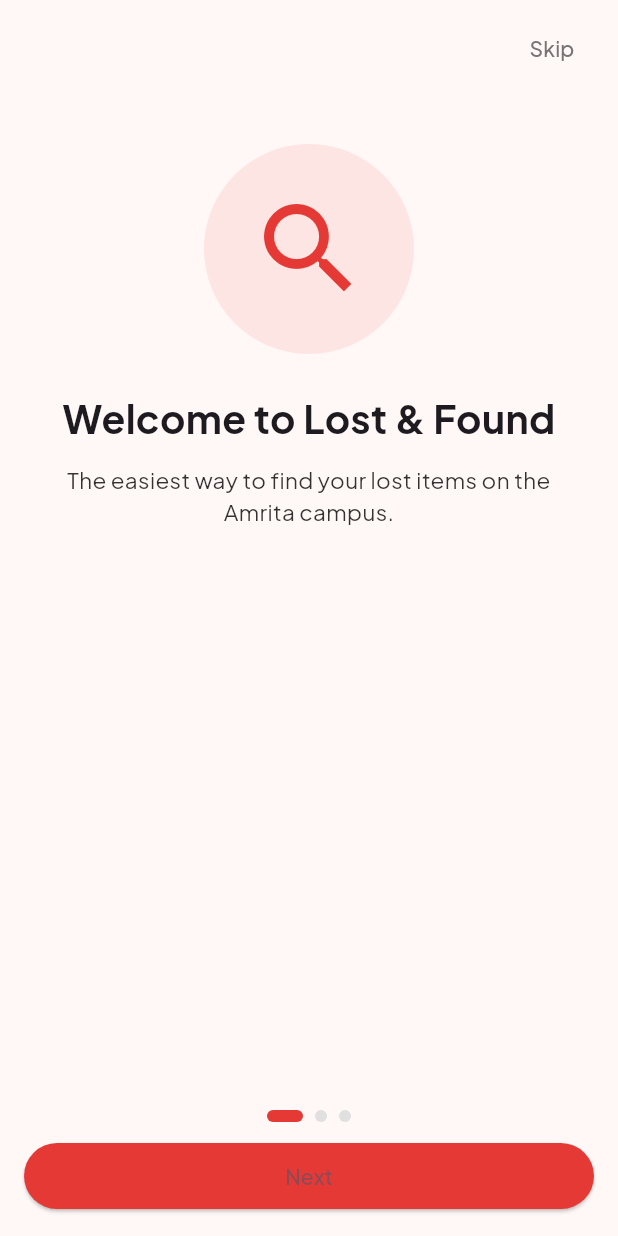
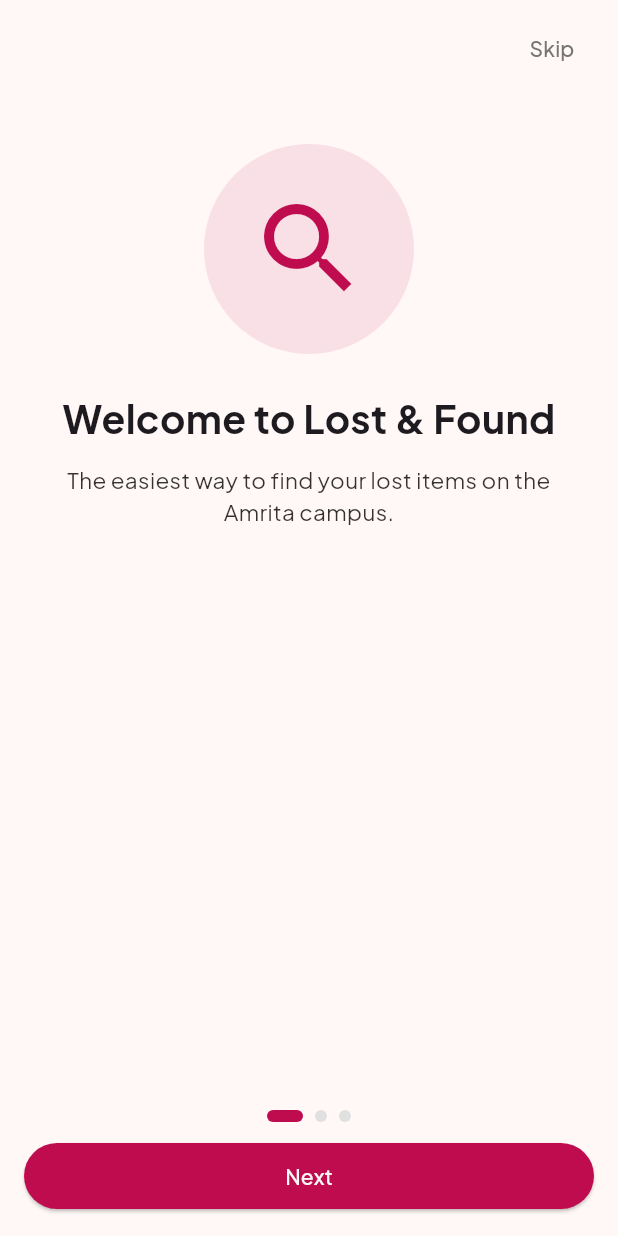
Before and after one commit to SarvanthiSivaraj/AmritaFind, a Flutter app: the screen it shows after launch, on a phone screen of 412 x 824 dp. Run offline on Flutter 3.47's test engine with Material 3 defaults, Android fonts, the phone set to English and light mode, and no system bars; our stand-ins replace cloud_firestore, firebase_auth, firebase_core, firebase_storage, flutter_dotenv, google_fonts and 2 more; missing offline and left inert: cloudinary_public; accounts and stored records are empty; network calls fail.

Commit message:
change the elevated button foreground color

```diff
--- a/LostAndFound/lib/pages/onboarding_screen.dart
+++ b/LostAndFound/lib/pages/onboarding_screen.dart
@@ -32,19 +32,19 @@ class _OnboardingScreenState extends State<OnboardingScreen> {
       if (Navigator.canPop(context)) {
         Navigator.of(context).pop();
       } else {
-        Navigator.of(context).pushReplacement(MaterialPageRoute(builder: (_) => HomePageFeed()));
+        Navigator.of(
+          context,
+        ).pushReplacement(MaterialPageRoute(builder: (_) => HomePageFeed()));
       }
     }
   }
 
   @override
   Widget build(BuildContext context) {
-    // Use a Column so PageView receives definite width from parent and won't overflow
     return Scaffold(
       body: SafeArea(
         child: Column(
           children: [
-            // Top bar with Skip aligned to right
             Padding(
               padding: const EdgeInsets.symmetric(
                 horizontal: 12.0,
@@ -72,7 +72,6 @@ class _OnboardingScreenState extends State<OnboardingScreen> {
               ),
             ),
 
-            // PageView inside Expanded so it gets the available width and height
             Expanded(
               child: PageView(
                 controller: _pageController,
@@ -81,7 +80,6 @@ class _OnboardingScreenState extends State<OnboardingScreen> {
               ),
             ),
 
-            // Bottom pagination dots + Next/Finish button
             Padding(
               padding: const EdgeInsets.fromLTRB(16, 8, 16, 16),
               child: Column(
@@ -97,7 +95,7 @@ class _OnboardingScreenState extends State<OnboardingScreen> {
                         height: 8,
                         decoration: BoxDecoration(
                           color: index == _currentPage
-                              ? Colors.red[600]
+                              ? Color(0xFFBF0C4F)
                               : Colors.grey[300],
                           borderRadius: BorderRadius.circular(4),
                         ),
@@ -110,7 +108,8 @@ class _OnboardingScreenState extends State<OnboardingScreen> {
                     child: ElevatedButton(
                       onPressed: _goNext,
                       style: ElevatedButton.styleFrom(
-                        backgroundColor: Colors.red[600],
+                        backgroundColor: Color(0xFFBF0C4F),
+                        foregroundColor: Color(0xFFFAF9F6),
                         padding: EdgeInsets.symmetric(
                           horizontal: 24,
                           vertical: 12,
@@ -134,7 +133,6 @@ class _OnboardingScreenState extends State<OnboardingScreen> {
   }
 }
 
-/// Helpers for each page: each page uses LayoutBuilder + SingleChildScrollView
 class _WelcomePage extends StatelessWidget {
   @override
   Widget build(BuildContext context) {
@@ -152,10 +150,14 @@ class _WelcomePage extends StatelessWidget {
                     width: 140,
                     height: 140,
                     decoration: BoxDecoration(
-                      color: Colors.red[600]?.withOpacity(0.1),
+                      color: Color(0xFFBF0C4F).withOpacity(0.1),
                       shape: BoxShape.circle,
                     ),
-                    child: Icon(Icons.search, size: 80, color: Colors.red[600]),
+                    child: Icon(
+                      Icons.search,
+                      size: 80,
+                      color: Color(0xFFBF0C4F),
+                    ),
                   ),
                   SizedBox(height: 24),
                   Text(
@@ -172,7 +174,7 @@ class _WelcomePage extends StatelessWidget {
                     ),
                     textAlign: TextAlign.center,
                   ),
-                  Spacer(), // push content to top when there is extra vertical space
+                  Spacer(),
                 ],
               ),
             ),
@@ -261,10 +263,10 @@ class _PostFeaturePage extends StatelessWidget {
             width: 46,
             height: 46,
             decoration: BoxDecoration(
-              color: Colors.red[600]?.withOpacity(0.1),
+              color: Color(0xFFBF0C4F).withOpacity(0.1),
               shape: BoxShape.circle,
             ),
-            child: Icon(icon, color: Colors.red[600]),
+            child: Icon(icon, color: Color(0xFFBF0C4F)),
           ),
           SizedBox(width: 12),
           Expanded(
@@ -357,10 +359,10 @@ class _ChatBotPage extends StatelessWidget {
             width: 56,
             height: 56,
             decoration: BoxDecoration(
-              color: Colors.red[600]?.withOpacity(0.1),
+              color: Color(0xFFBF0C4F).withOpacity(0.1),
               shape: BoxShape.circle,
             ),
-            child: Icon(icon, color: Colors.red[600], size: 28),
+            child: Icon(icon, color: Color(0xFFBF0C4F), size: 28),
           ),
           SizedBox(width: 12),
           Expanded(
```
